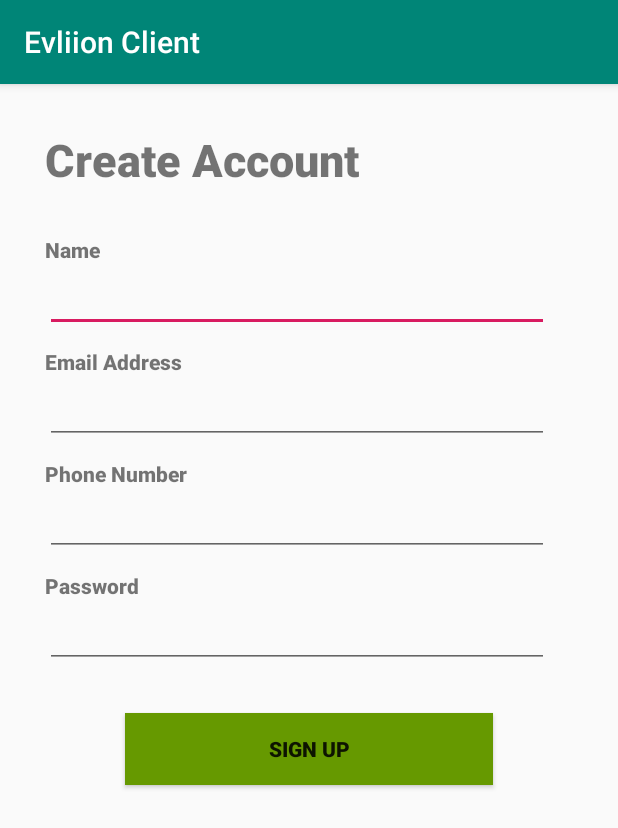
After one commit to amitdan/Evliion-client-android, an Android app: the Registration screen opened directly, with no data from a screen before it, on a phone screen of 412 x 824 dp. The commit adds this screen. Shown: the top 828 px of the screen. Run offline under Robolectric (Android 15) with nearby library versions, the phone set to English and light mode, and no system bars.

Commit message:
Registration mockup V1

```diff
--- a/EvliionClient/app/src/main/AndroidManifest.xml
+++ b/EvliionClient/app/src/main/AndroidManifest.xml
@@ -9,6 +9,7 @@
         android:roundIcon="@mipmap/ic_launcher_round"
         android:supportsRtl="true"
         android:theme="@style/AppTheme">
+        <activity android:name=".Registration"></activity>
         <activity android:name=".MainActivity">
             <intent-filter>
                 <action android:name="android.intent.action.MAIN" />
--- /dev/null
+++ b/EvliionClient/app/src/main/java/com/example/evliionclient/Registration.java
@@ -0,0 +1,35 @@
+package com.example.evliionclient;
+
+import androidx.appcompat.app.AppCompatActivity;
+
+import android.content.Intent;
+import android.os.Bundle;
+import android.view.View;
+import android.widget.EditText;
+
+public class Registration extends AppCompatActivity {
+    String name;
+    String email;
+    String phone;
+    String password;
+
+    @Override
+    protected void onCreate(Bundle savedInstanceState) {
+        super.onCreate(savedInstanceState);
+        setContentView(R.layout.registration);
+    }
+
+    public void createAcc(View view){
+        EditText nameText = findViewById(R.id.editName);
+        EditText emailText = findViewById(R.id.editEmail);
+        EditText phoneText = findViewById(R.id.editPhone);
+        EditText passwordText = findViewById(R.id.editPassword);
+
+        name = nameText.getText().toString();
+        email = emailText.getText().toString();
+        phone = phoneText.getText().toString();
+        password = passwordText.getText().toString();
+
+        System.out.println(name + " " + email + " " + phone + " " + password);
+    }
+}
--- a/EvliionClient/app/src/main/res/layout/registration.xml
+++ b/EvliionClient/app/src/main/res/layout/registration.xml
@@ -3,4 +3,96 @@
     android:orientation="vertical" android:layout_width="match_parent"
     android:layout_height="match_parent">
 
+    <TextView
+        android:id="@+id/textView"
+        android:layout_width="wrap_content"
+        android:layout_height="wrap_content"
+        android:layout_marginLeft="30dp"
+        android:layout_marginTop="30dp"
+        android:fontFamily="sans-serif-black"
+        android:text="Create Account"
+        android:textSize="30sp" />
+
+    <TextView
+        android:id="@+id/nameTitle"
+        android:layout_width="wrap_content"
+        android:layout_height="wrap_content"
+        android:layout_marginLeft="30dp"
+        android:layout_marginTop="30dp"
+        android:fontFamily="sans-serif-black"
+        android:text="Name"
+        android:textSize="14sp" />
+
+    <EditText
+        android:id="@+id/editName"
+        android:layout_width="336dp"
+        android:layout_height="wrap_content"
+        android:layout_marginLeft="30dp"
+        android:ems="10"
+        android:inputType="textPersonName" />
+    <TextView
+        android:id="@+id/emailTitle"
+        android:layout_width="wrap_content"
+        android:layout_height="wrap_content"
+        android:layout_marginLeft="30dp"
+        android:layout_marginTop="10dp"
+        android:fontFamily="sans-serif-black"
+        android:text="Email Address"
+        android:textSize="14sp" />
+
+    <EditText
+        android:id="@+id/editEmail"
+        android:layout_width="336dp"
+        android:layout_height="wrap_content"
+        android:layout_marginLeft="30dp"
+        android:ems="10"
+        android:inputType="textPersonName" />
+
+    <TextView
+        android:id="@+id/phoneTitle"
+        android:layout_width="wrap_content"
+        android:layout_height="wrap_content"
+        android:layout_marginLeft="30dp"
+        android:layout_marginTop="10dp"
+        android:fontFamily="sans-serif-black"
+        android:text="Phone Number"
+        android:textSize="14sp" />
+
+    <EditText
+        android:id="@+id/editPhone"
+        android:layout_width="336dp"
+        android:layout_height="wrap_content"
+        android:layout_marginLeft="30dp"
+        android:ems="10"
+        android:inputType="phone" />
+
+    <TextView
+        android:id="@+id/passwordTitle"
+        android:layout_width="wrap_content"
+        android:layout_height="wrap_content"
+        android:layout_marginLeft="30dp"
+        android:layout_marginTop="10dp"
+        android:fontFamily="sans-serif-black"
+        android:text="Password"
+        android:textSize="14sp" />
+
+    <EditText
+        android:id="@+id/editPassword"
+        android:layout_width="336dp"
+        android:layout_height="wrap_content"
+        android:layout_marginLeft="30dp"
+        android:ems="10"
+        android:inputType="textPassword" />
+
+    <Button
+        android:id="@+id/signup"
+        android:layout_width="245dp"
+        android:layout_height="wrap_content"
+        android:layout_gravity="center"
+        android:layout_marginTop="30dp"
+        android:background="@android:color/holo_green_dark"
+        android:text="SIGN UP"
+        android:textStyle="bold"
+        android:onClick="createAcc"/>
+
 </LinearLayout>
--- a/EvliionClient/build.gradle
+++ b/EvliionClient/build.gradle
@@ -8,9 +8,6 @@ buildscript {
     }
     dependencies {
         classpath 'com.android.tools.build:gradle:3.5.1'
-
-        // NOTE: Do not place your application dependencies here; they belong
-        // in the individual module build.gradle files
     }
 }
 
```
Also changed, not shown: EvliionClient/app/src/main/java/com/example/evliionclient/MainActivity.java (+9 -0 lines), EvliionClient/app/src/main/res/layout/activity_main.xml (+17 -10 lines).
